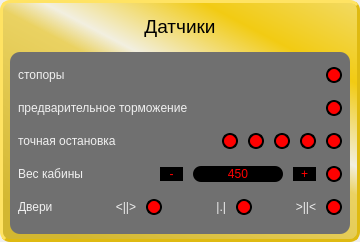
ZalmanHack/Elevator, file interfaces/sensors.ui: the form before one commit.
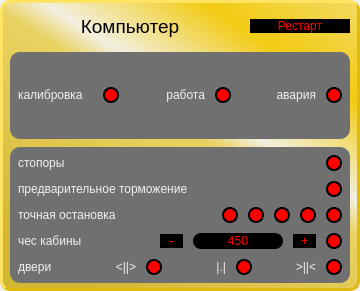
The form after the commit.

What changed in the file:
```diff
--- a/interfaces/sensors.ui
+++ b/interfaces/sensors.ui
@@ -7,7 +7,7 @@
     <x>0</x>
     <y>0</y>
     <width>360</width>
-    <height>242</height>
+    <height>291</height>
    </rect>
   </property>
   <property name="sizePolicy">
@@ -19,13 +19,13 @@
   <property name="minimumSize">
    <size>
     <width>360</width>
-    <height>242</height>
+    <height>291</height>
    </size>
   </property>
   <property name="maximumSize">
    <size>
     <width>360</width>
-    <height>242</height>
+    <height>291</height>
    </size>
   </property>
   <property name="windowTitle">
@@ -52,13 +52,13 @@
      <property name="minimumSize">
       <size>
        <width>360</width>
-       <height>242</height>
+       <height>291</height>
       </size>
      </property>
      <property name="maximumSize">
       <size>
        <width>360</width>
-       <height>242</height>
+       <height>291</height>
       </size>
      </property>
      <property name="styleSheet">
@@ -88,30 +88,228 @@
        <number>8</number>
       </property>
       <item>
-       <widget class="QLabel" name="label">
-        <property name="minimumSize">
-         <size>
-          <width>340</width>
-          <height>36</height>
-         </size>
+       <layout class="QHBoxLayout" name="horizontalLayout_6">
+        <property name="spacing">
+         <number>0</number>
         </property>
-        <property name="maximumSize">
-         <size>
-          <width>340</width>
-          <height>36</height>
-         </size>
+        <item>
+         <widget class="QLabel" name="label">
+          <property name="minimumSize">
+           <size>
+            <width>0</width>
+            <height>36</height>
+           </size>
+          </property>
+          <property name="maximumSize">
+           <size>
+            <width>340</width>
+            <height>36</height>
+           </size>
+          </property>
+          <property name="font">
+           <font>
+            <pointsize>14</pointsize>
+           </font>
+          </property>
+          <property name="text">
+           <string>Компьютер</string>
+          </property>
+          <property name="alignment">
+           <set>Qt::AlignCenter</set>
+          </property>
+         </widget>
+        </item>
+        <item>
+         <widget class="QPushButton" name="reset_btn">
+          <property name="minimumSize">
+           <size>
+            <width>23</width>
+            <height>0</height>
+           </size>
+          </property>
+          <property name="maximumSize">
+           <size>
+            <width>100</width>
+            <height>16777215</height>
+           </size>
+          </property>
+          <property name="cursor">
+           <cursorShape>PointingHandCursor</cursorShape>
+          </property>
+          <property name="styleSheet">
+           <string notr="true">QPushButton {
+	border-radius: 8px;
+	background-color: rgb(0, 0, 0);
+	font: 75 14pt &quot;MS Shell Dlg 2&quot;;
+	color: rgb(255, 0, 0);
+}
+
+QPushButton:hover {
+	background-color: rgb(50, 50, 50);
+}</string>
+          </property>
+          <property name="text">
+           <string>Рестарт</string>
+          </property>
+         </widget>
+        </item>
+       </layout>
+      </item>
+      <item>
+       <widget class="QWidget" name="widget_2" native="true">
+        <property name="styleSheet">
+         <string notr="true">QWidget#widget_2 {
+	border-radius: 10px;
+	background-color: rgb(112, 112, 112);
+}</string>
         </property>
-        <property name="font">
-         <font>
-          <pointsize>14</pointsize>
-         </font>
-        </property>
-        <property name="text">
-         <string>Датчики</string>
-        </property>
-        <property name="alignment">
-         <set>Qt::AlignCenter</set>
-        </property>
+        <layout class="QVBoxLayout" name="verticalLayout_5">
+         <property name="spacing">
+          <number>10</number>
+         </property>
+         <property name="leftMargin">
+          <number>8</number>
+         </property>
+         <property name="topMargin">
+          <number>8</number>
+         </property>
+         <property name="rightMargin">
+          <number>8</number>
+         </property>
+         <property name="bottomMargin">
+          <number>8</number>
+         </property>
+         <item>
+          <layout class="QHBoxLayout" name="horizontalLayout_15">
+           <property name="spacing">
+            <number>10</number>
+           </property>
+           <item>
+            <widget class="QLabel" name="label_32">
+             <property name="styleSheet">
+              <string notr="true">	font: 75 14pt &quot;MS Shell Dlg 2&quot;;
+	color: rgb(240, 240, 240);</string>
+             </property>
+             <property name="text">
+              <string>калибровка</string>
+             </property>
+            </widget>
+           </item>
+           <item>
+            <widget class="QLabel" name="light_init">
+             <property name="minimumSize">
+              <size>
+               <width>16</width>
+               <height>16</height>
+              </size>
+             </property>
+             <property name="maximumSize">
+              <size>
+               <width>16</width>
+               <height>16</height>
+              </size>
+             </property>
+             <property name="styleSheet">
+              <string notr="true">QLabel {
+	border-style: outset;
+	border-radius: 8px;
+	border-width: 2px;
+	border-color: rgb(0, 0, 0);
+	background-color: rgb(255, 0, 0)
+}</string>
+             </property>
+             <property name="text">
+              <string/>
+             </property>
+            </widget>
+           </item>
+           <item>
+            <widget class="QLabel" name="label_34">
+             <property name="styleSheet">
+              <string notr="true">	font: 75 14pt &quot;MS Shell Dlg 2&quot;;
+	color: rgb(240, 240, 240);</string>
+             </property>
+             <property name="text">
+              <string>работа</string>
+             </property>
+             <property name="alignment">
+              <set>Qt::AlignRight|Qt::AlignTrailing|Qt::AlignVCenter</set>
+             </property>
+            </widget>
+           </item>
+           <item>
+            <widget class="QLabel" name="light_normal">
+             <property name="minimumSize">
+              <size>
+               <width>16</width>
+               <height>16</height>
+              </size>
+             </property>
+             <property name="maximumSize">
+              <size>
+               <width>16</width>
+               <height>16</height>
+              </size>
+             </property>
+             <property name="styleSheet">
+              <string notr="true">QLabel {
+	border-style: outset;
+	border-radius: 8px;
+	border-width: 2px;
+	border-color: rgb(0, 0, 0);
+	background-color: rgb(255, 0, 0)
+}</string>
+             </property>
+             <property name="text">
+              <string/>
+             </property>
+            </widget>
+           </item>
+           <item>
+            <widget class="QLabel" name="label_35">
+             <property name="styleSheet">
+              <string notr="true">	font: 75 14pt &quot;MS Shell Dlg 2&quot;;
+	color: rgb(240, 240, 240);</string>
+             </property>
+             <property name="text">
+              <string>авария</string>
+             </property>
+             <property name="alignment">
+              <set>Qt::AlignRight|Qt::AlignTrailing|Qt::AlignVCenter</set>
+             </property>
+            </widget>
+           </item>
+           <item>
+            <widget class="QLabel" name="light_crash">
+             <property name="minimumSize">
+              <size>
+               <width>16</width>
+               <height>16</height>
+              </size>
+             </property>
+             <property name="maximumSize">
+              <size>
+               <width>16</width>
+               <height>16</height>
+              </size>
+             </property>
+             <property name="styleSheet">
+              <string notr="true">QLabel {
+	border-style: outset;
+	border-radius: 8px;
+	border-width: 2px;
+	border-color: rgb(0, 0, 0);
+	background-color: rgb(255, 0, 0)
+}</string>
+             </property>
+             <property name="text">
+              <string/>
+             </property>
+            </widget>
+           </item>
+          </layout>
+         </item>
+        </layout>
        </widget>
       </item>
       <item>
@@ -400,7 +598,7 @@
 	color: rgb(240, 240, 240);</string>
              </property>
              <property name="text">
-              <string>Вес кабины</string>
+              <string>чес кабины</string>
              </property>
             </widget>
            </item>
@@ -544,7 +742,7 @@
 	color: rgb(240, 240, 240);</string>
              </property>
              <property name="text">
-              <string>Двери</string>
+              <string>двери</string>
              </property>
             </widget>
            </item>
```
